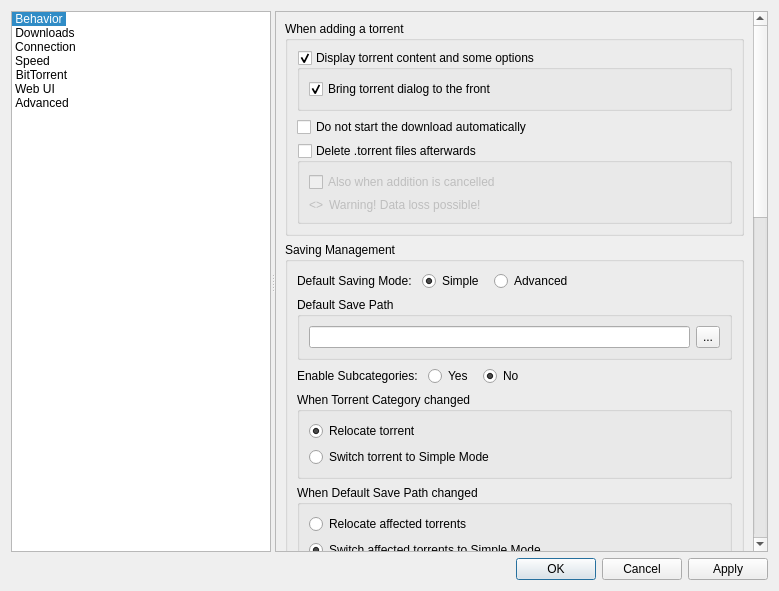
SysAdminDoc/qBittorrent-Vanced, file src/gui/options.ui: the form before one commit.
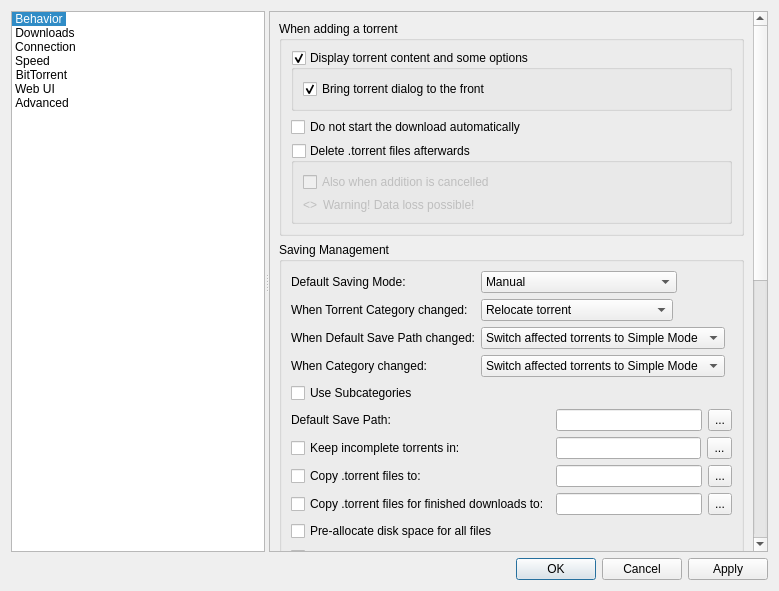
The form after the commit. The open tabs and pages were chosen to show the change. Icons and pictures are not drawn.

Commit message: Slim down 'Downloads' page of options window.

Diff of the .ui file:
```diff
--- a/src/gui/options.ui
+++ b/src/gui/options.ui
@@ -669,9 +669,9 @@
            <property name="geometry">
             <rect>
              <x>0</x>
-             <y>0</y>
-             <width>514</width>
-             <height>1537</height>
+             <y>-349</y>
+             <width>470</width>
+             <height>926</height>
             </rect>
            </property>
            <layout class="QVBoxLayout" name="verticalLayout">
@@ -793,38 +793,31 @@
               </property>
               <layout class="QVBoxLayout" name="verticalLayout_25">
                <item>
-                <layout class="QHBoxLayout" name="horizontalLayout_70">
-                 <property name="spacing">
-                  <number>10</number>
-                 </property>
-                 <item>
+                <layout class="QGridLayout" name="gridLayout_3">
+                 <item row="0" column="0">
                   <widget class="QLabel" name="label_40">
                    <property name="text">
                     <string>Default Saving Mode:</string>
                    </property>
                   </widget>
                  </item>
+                 <item row="0" column="1">
+                  <layout class="QHBoxLayout" name="horizontalLayout_70">
+                   <property name="spacing">
+                    <number>10</number>
+                   </property>
                  <item>
-                  <widget class="QRadioButton" name="radioBtnSimpleMode">
+                    <widget class="QComboBox" name="comboSavingMode">
+                     <item>
                    <property name="text">
-                    <string>Simple</string>
-                   </property>
-                   <property name="checked">
-                    <bool>true</bool>
-                   </property>
-                   <attribute name="buttonGroup">
-                    <string notr="true">buttonGroup_2</string>
-                   </attribute>
-                  </widget>
+                       <string>Manual</string>
+                      </property>
                  </item>
                  <item>
-                  <widget class="QRadioButton" name="radioBtnAdvancedMode">
                    <property name="text">
-                    <string>Advanced</string>
-                   </property>
-                   <attribute name="buttonGroup">
-                    <string notr="true">buttonGroup_2</string>
-                   </attribute>
+                       <string>Automatic (based on category)</string>
+                      </property>
+                     </item>
                   </widget>
                  </item>
                  <item>
@@ -842,16 +835,145 @@
                  </item>
                 </layout>
                </item>
+                 <item row="1" column="0">
+                  <widget class="QLabel" name="labelTorrentCategoryChanged">
+                   <property name="text">
+                    <string>When Torrent Category changed:</string>
+                   </property>
+                  </widget>
+                 </item>
+                 <item row="1" column="1">
+                  <layout class="QHBoxLayout" name="horizontalLayout_14">
                <item>
-                <widget class="QGroupBox" name="groupDefaultSavePath">
-                 <property name="title">
-                  <string>Default Save Path</string>
-                 </property>
-                 <layout class="QVBoxLayout" name="verticalLayout_26">
-                  <property name="bottomMargin">
-                   <number>9</number>
-                  </property>
+                    <widget class="QComboBox" name="comboTorrentCategoryChanged">
+                     <item>
+                      <property name="text">
+                       <string>Relocate torrent</string>
+                      </property>
+                     </item>
+                     <item>
+                      <property name="text">
+                       <string>Switch torrent to Simple Mode</string>
+                      </property>
+                     </item>
+                    </widget>
+                   </item>
                   <item>
+                    <spacer name="horizontalSpacer_17">
+                     <property name="orientation">
+                      <enum>Qt::Horizontal</enum>
+                     </property>
+                     <property name="sizeHint" stdset="0">
+                      <size>
+                       <width>40</width>
+                       <height>20</height>
+                      </size>
+                     </property>
+                    </spacer>
+                   </item>
+                  </layout>
+                 </item>
+                 <item row="2" column="0">
+                  <widget class="QLabel" name="labelCategoryDefaultPathChanged">
+                   <property name="text">
+                    <string>When Default Save Path changed:</string>
+                   </property>
+                  </widget>
+                 </item>
+                 <item row="2" column="1">
+                  <layout class="QHBoxLayout" name="horizontalLayout_15">
+                   <item>
+                    <widget class="QComboBox" name="comboCategoryDefaultPathChanged">
+                     <property name="currentIndex">
+                      <number>1</number>
+                     </property>
+                     <item>
+                      <property name="text">
+                       <string>Relocate affected torrents</string>
+                      </property>
+                     </item>
+                     <item>
+                      <property name="text">
+                       <string>Switch affected torrents to Simple Mode</string>
+                      </property>
+                     </item>
+                    </widget>
+                   </item>
+                   <item>
+                    <spacer name="horizontalSpacer_18">
+                     <property name="orientation">
+                      <enum>Qt::Horizontal</enum>
+                     </property>
+                     <property name="sizeHint" stdset="0">
+                      <size>
+                       <width>40</width>
+                       <height>20</height>
+                      </size>
+                     </property>
+                    </spacer>
+                   </item>
+                  </layout>
+                 </item>
+                 <item row="3" column="0">
+                  <widget class="QLabel" name="labelCategoryChanged">
+                   <property name="text">
+                    <string>When Category changed:</string>
+                   </property>
+                  </widget>
+                 </item>
+                 <item row="3" column="1">
+                  <layout class="QHBoxLayout" name="horizontalLayout_17">
+                   <item>
+                    <widget class="QComboBox" name="comboCategoryChanged">
+                     <property name="currentIndex">
+                      <number>1</number>
+                     </property>
+                     <item>
+                      <property name="text">
+                       <string>Relocate affected torrents</string>
+                      </property>
+                     </item>
+                     <item>
+                      <property name="text">
+                       <string>Switch affected torrents to Simple Mode</string>
+                      </property>
+                     </item>
+                    </widget>
+                   </item>
+                   <item>
+                    <spacer name="horizontalSpacer_19">
+                     <property name="orientation">
+                      <enum>Qt::Horizontal</enum>
+                     </property>
+                     <property name="sizeHint" stdset="0">
+                      <size>
+                       <width>40</width>
+                       <height>20</height>
+                      </size>
+                     </property>
+                    </spacer>
+                   </item>
+                  </layout>
+                 </item>
+                </layout>
+               </item>
+               <item>
+                <widget class="QCheckBox" name="checkUseSubcategories">
+                 <property name="text">
+                  <string>Use Subcategories</string>
+                 </property>
+                </widget>
+               </item>
+               <item>
+                <layout class="QGridLayout" name="gridLayout_4">
+                 <item row="0" column="0">
+                  <widget class="QLabel" name="labelSavePath">
+                   <property name="text">
+                    <string>Default Save Path:</string>
+                   </property>
+                  </widget>
+                 </item>
+                 <item row="0" column="1">
                    <layout class="QHBoxLayout" name="horizontalLayout_10">
                     <item>
                      <widget class="QLineEdit" name="textSavePath">
@@ -890,166 +1012,19 @@
                     </item>
                    </layout>
                   </item>
-                 </layout>
-                </widget>
-               </item>
-               <item>
-                <layout class="QHBoxLayout" name="horizontalLayout_80">
-                 <property name="spacing">
-                  <number>10</number>
-                 </property>
-                 <item>
-                  <widget class="QLabel" name="labelEnableSubcategories">
-                   <property name="text">
-                    <string>Enable Subcategories:</string>
-                   </property>
-                  </widget>
-                 </item>
-                 <item>
-                  <widget class="QRadioButton" name="radioBtnEnableSubcategories">
-                   <property name="text">
-                    <string>Yes</string>
-                   </property>
-                   <attribute name="buttonGroup">
-                    <string notr="true">buttonGroup</string>
-                   </attribute>
-                  </widget>
-                 </item>
-                 <item>
-                  <widget class="QRadioButton" name="radioBtnDisableSubcategories">
-                   <property name="text">
-                    <string>No</string>
-                   </property>
-                   <property name="checked">
-                    <bool>true</bool>
-                   </property>
-                   <attribute name="buttonGroup">
-                    <string notr="true">buttonGroup</string>
-                   </attribute>
-                  </widget>
-                 </item>
-                 <item>
-                  <spacer name="horizontalSpacer_17">
-                   <property name="orientation">
-                    <enum>Qt::Horizontal</enum>
-                   </property>
-                   <property name="sizeHint" stdset="0">
-                    <size>
-                     <width>40</width>
-                     <height>20</height>
-                    </size>
-                   </property>
-                  </spacer>
-                 </item>
-                </layout>
-               </item>
-               <item>
-                <widget class="QGroupBox" name="groupCategoryChanged">
-                 <property name="title">
-                  <string>When Torrent Category changed</string>
-                 </property>
-                 <layout class="QFormLayout" name="formLayout_6">
-                  <item row="0" column="0">
-                   <widget class="QRadioButton" name="radioBtnRelocateOnCategoryChanged">
-                    <property name="text">
-                     <string>Relocate torrent</string>
-                    </property>
-                    <property name="checked">
-                     <bool>true</bool>
-                    </property>
-                   </widget>
-                  </item>
                   <item row="1" column="0">
-                   <widget class="QRadioButton" name="radioBtnDisableASMOnCategoryChanged">
+                  <widget class="QCheckBox" name="checkTempFolder">
                     <property name="text">
-                     <string>Switch torrent to Simple Mode</string>
-                    </property>
-                    <property name="checked">
-                     <bool>false</bool>
-                    </property>
-                   </widget>
-                  </item>
-                 </layout>
-                </widget>
-               </item>
-               <item>
-                <widget class="QGroupBox" name="groupDefaultSavePathChanged">
-                 <property name="title">
-                  <string>When Default Save Path changed</string>
-                 </property>
-                 <layout class="QFormLayout" name="formLayout_7">
-                  <item row="0" column="0">
-                   <widget class="QRadioButton" name="radioBtnRelocateOnDefaultSavePathChanged">
-                    <property name="text">
-                     <string>Relocate affected torrents</string>
-                    </property>
-                   </widget>
-                  </item>
-                  <item row="1" column="0">
-                   <widget class="QRadioButton" name="radioBtnDisableASMOnDefaultSavePathChanged">
-                    <property name="text">
-                     <string>Switch affected torrents to Simple Mode</string>
-                    </property>
-                    <property name="checked">
-                     <bool>true</bool>
-                    </property>
-                   </widget>
-                  </item>
-                 </layout>
-                </widget>
-               </item>
-               <item>
-                <widget class="QGroupBox" name="groupCategorySavePathChanged">
-                 <property name="title">
-                  <string>When Category changed</string>
-                 </property>
-                 <layout class="QFormLayout" name="formLayout_8">
-                  <item row="0" column="0">
-                   <widget class="QRadioButton" name="radioBtnRelocateOnCategorySavePathChanged">
-                    <property name="text">
-                     <string>Relocate affected torrents</string>
-                    </property>
-                   </widget>
-                  </item>
-                  <item row="1" column="0">
-                   <widget class="QRadioButton" name="radioBtnDisableASMOnCategorySavePathChanged">
-                    <property name="text">
-                     <string>Switch affected torrents to Simple Mode</string>
-                    </property>
-                    <property name="checked">
-                     <bool>true</bool>
-                    </property>
-                   </widget>
-                  </item>
-                 </layout>
-                </widget>
-               </item>
-               <item>
-                <widget class="QCheckBox" name="checkPreallocateAll">
-                 <property name="text">
-                  <string>Pre-allocate disk space for all files</string>
-                 </property>
-                </widget>
-               </item>
-               <item>
-                <widget class="QGroupBox" name="checkTempFolder">
-                 <property name="title">
                   <string>Keep incomplete torrents in:</string>
                  </property>
-                 <property name="checkable">
-                  <bool>true</bool>
-                 </property>
-                 <property name="checked">
-                  <bool>false</bool>
-                 </property>
-                 <layout class="QGridLayout" name="gridLayout_3">
-                  <property name="bottomMargin">
-                   <number>9</number>
-                  </property>
-                  <item row="0" column="0">
+                  </widget>
+                 </item>
+                 <item row="1" column="1">
+                  <layout class="QHBoxLayout" name="horizontalLayout_11">
+                   <item>
                    <widget class="QLineEdit" name="textTempPath"/>
                   </item>
-                  <item row="0" column="1">
+                   <item>
                    <widget class="QToolButton" name="browseTempDirButton">
                     <property name="sizePolicy">
                      <sizepolicy hsizetype="Fixed" vsizetype="Fixed">
@@ -1075,40 +1050,20 @@
                    </widget>
                   </item>
                  </layout>
-                </widget>
-               </item>
-               <item>
-                <widget class="QCheckBox" name="checkAppendqB">
+                 </item>
+                 <item row="2" column="0">
+                  <widget class="QCheckBox" name="checkExportDir">
                  <property name="text">
-                  <string>Append .!qB extension to incomplete files</string>
-                 </property>
-                </widget>
-               </item>
-               <item>
-                <widget class="QGroupBox" name="checkExportDir">
-                 <property name="sizePolicy">
-                  <sizepolicy hsizetype="Preferred" vsizetype="Preferred">
-                   <horstretch>0</horstretch>
-                   <verstretch>0</verstretch>
-                  </sizepolicy>
-                 </property>
-                 <property name="title">
                   <string>Copy .torrent files to:</string>
                  </property>
-                 <property name="checkable">
-                  <bool>true</bool>
-                 </property>
-                 <property name="checked">
-                  <bool>false</bool>
-                 </property>
-                 <layout class="QGridLayout" name="gridLayout_4">
-                  <property name="bottomMargin">
-                   <number>9</number>
-                  </property>
-                  <item row="0" column="0">
+                  </widget>
+                 </item>
+                 <item row="2" column="1">
+                  <layout class="QHBoxLayout" name="horizontalLayout_12">
+                   <item>
                    <widget class="QLineEdit" name="textExportDir"/>
                   </item>
-                  <item row="0" column="1">
+                   <item>
                    <widget class="QToolButton" name="browseExportDirButton">
                     <property name="minimumSize">
                      <size>
@@ -1128,36 +1083,20 @@
                    </widget>
                   </item>
                  </layout>
-                </widget>
-               </item>
-               <item>
-                <widget class="QGroupBox" name="checkExportDirFin">
-                 <property name="sizePolicy">
-                  <sizepolicy hsizetype="Preferred" vsizetype="Preferred">
-                   <horstretch>0</horstretch>
-                   <verstretch>0</verstretch>
-                  </sizepolicy>
-                 </property>
-                 <property name="focusPolicy">
-                  <enum>Qt::StrongFocus</enum>
-                 </property>
-                 <property name="title">
+                 </item>
+                 <item row="3" column="0">
+                  <widget class="QCheckBox" name="checkExportDirFin">
+                   <property name="text">
                   <string>Copy .torrent files for finished downloads to:</string>
                  </property>
-                 <property name="checkable">
-                  <bool>true</bool>
-                 </property>
-                 <property name="checked">
-                  <bool>false</bool>
-                 </property>
-                 <layout class="QGridLayout" name="gridLayout_13">
-                  <property name="bottomMargin">
-                   <number>9</number>
-                  </property>
-                  <item row="0" column="0">
+                  </widget>
+                 </item>
+                 <item row="3" column="1">
+                  <layout class="QHBoxLayout" name="horizontalLayout_13">
+                   <item>
                    <widget class="QLineEdit" name="textExportDirFin"/>
                   </item>
-                  <item row="0" column="1">
+                   <item>
                    <widget class="QToolButton" name="browseExportDirFinButton">
                     <property name="minimumSize">
                      <size>
@@ -1177,23 +1116,25 @@
                    </widget>
                   </item>
                  </layout>
-                </widget>
-               </item>
-              </layout>
+                 </item>
+                </layout>
+               </item>
+               <item>
+                <widget class="QCheckBox" name="checkPreallocateAll">
+                 <property name="text">
+                  <string>Pre-allocate disk space for all files</string>
+                 </property>
              </widget>
             </item>
             <item>
-             <spacer name="verticalSpacer_5">
-              <property name="orientation">
-               <enum>Qt::Vertical</enum>
-              </property>
-              <property name="sizeHint" stdset="0">
-               <size>
-                <width>20</width>
-                <height>40</height>
-               </size>
-              </property>
-             </spacer>
+                <widget class="QCheckBox" name="checkAppendqB">
+                 <property name="text">
+                  <string>Append .!qB extension to incomplete files</string>
+                 </property>
+                </widget>
+               </item>
+              </layout>
+             </widget>
             </item>
             <item>
              <widget class="QGroupBox" name="groupBox_2">
```
Left out of the diff: 43 changed lines with no effect on the pictures. Lines whose indentation alone changed are shown as unchanged. The commit also changes 1 other file.
